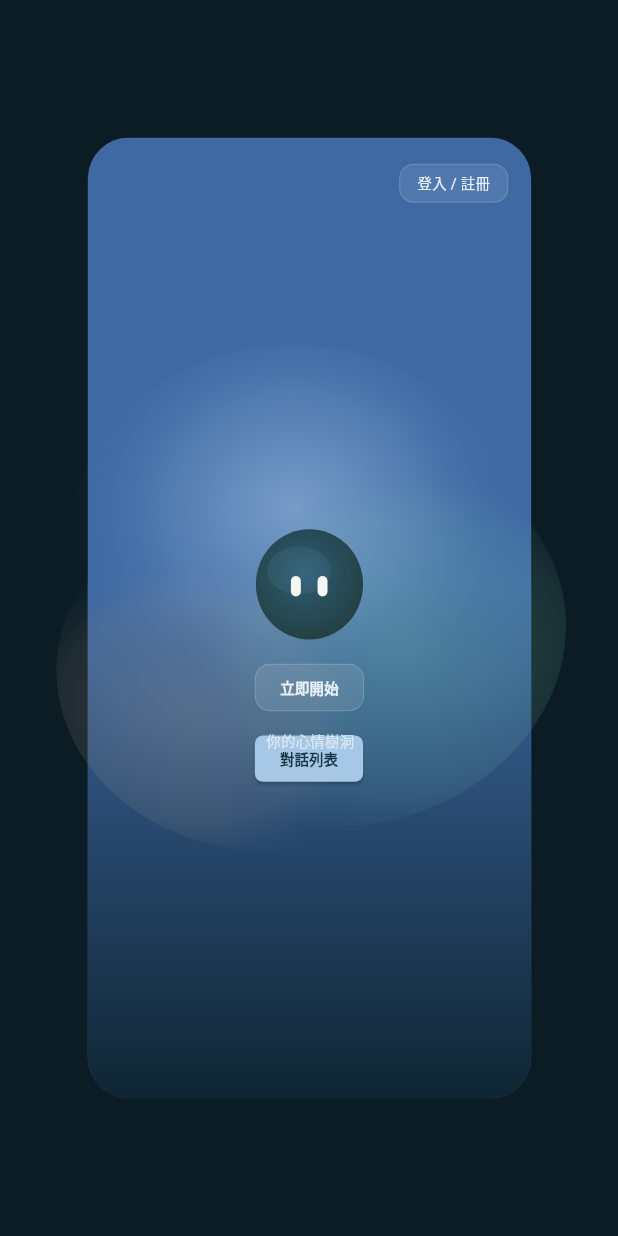
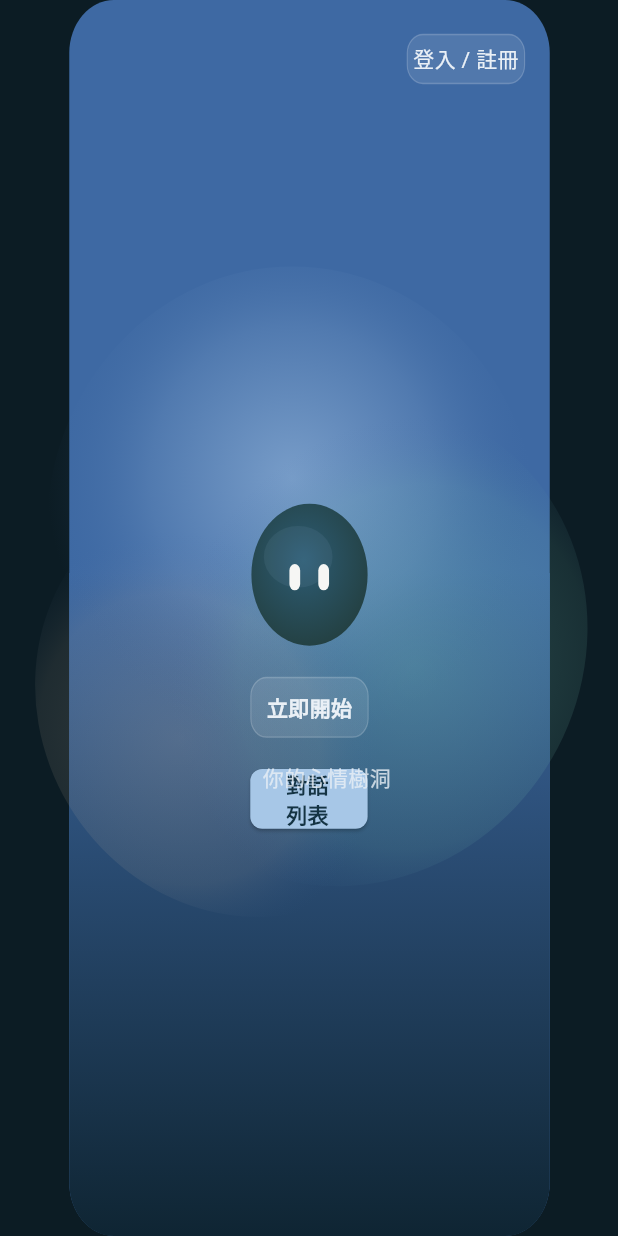
Before and after one commit to leoLii/flutter_application_1, a Flutter app: the screen it shows after launch, on a phone screen of 412 x 824 dp. Run offline on Flutter 3.47's test engine with Material 3 defaults, Android fonts, the phone set to English and light mode, and no system bars; our stand-ins replace flutter_svg, speech_to_text.

Commit message:
Change to relative layout.

```diff
--- a/lib/pages/guest_start_page.dart
+++ b/lib/pages/guest_start_page.dart
@@ -9,59 +9,92 @@ import 'conversation_list_page.dart';
 class GuestStartPage extends StatelessWidget {
   const GuestStartPage({super.key});
 
-  static const double vw = 553.082989;
-  static const double vh = 932.25;
-
-  static const Rect btnLogin = Rect.fromLTWH(364.48291, 26, 105, 37);
-  static const Rect btnStart = Rect.fromLTWH(224.48291, 511, 105, 45);
-  static const double tagX = 235.0;
-  static const double tagY = 589.0;
 
   @override
   Widget build(BuildContext context) {
     return Scaffold(
       backgroundColor: const Color(0xFF0C1C24),
       body: SafeArea(
-        child: Center(
-          child: AspectRatio(
-            aspectRatio: 430 / 932,
-            child: ClipRRect(
-              borderRadius: BorderRadius.circular(28),
-              child: FittedBox(
-                fit: BoxFit.contain,
-                child: SizedBox(
-                  width: vw, height: vh,
-                  child: Stack(
+        child: LayoutBuilder(
+          builder: (context, constraints) {
+            final w = constraints.maxWidth;
+            final h = constraints.maxHeight;
+            return Stack(
               children: [
-                      Positioned.fill(child: SvgPicture.string(homeSvgHasRobot, fit: BoxFit.fill)),
-                      box(btnLogin, const Center(
+                const Positioned.fill(child: _HomeSvgBackground()),
+                Positioned(
+                  left: w * (364.48291/553.082989),
+                  top: h * (26/932.25),
+                  width: w * (105/553.082989),
+                  height: h * (37/932.25),
+                  child: const Center(
                     child: Text('登入 / 註冊',
                         style: TextStyle(fontSize: 14, color: Color(0xFFEAF0F6))),
-                      )),
-                      box(btnLogin, GestureDetector(
+                  ),
+                ),
+                Positioned(
+                  left: w * (364.48291/553.082989),
+                  top: h * (26/932.25),
+                  width: w * (105/553.082989),
+                  height: h * (37/932.25),
+                  child: GestureDetector(
                     behavior: HitTestBehavior.opaque,
                     onTap: () => Navigator.of(context).push(
                       MaterialPageRoute(builder: (_) => const AuthPage()),
                     ),
-                      )),
-                      box(btnStart, const Center(
+                  ),
+                ),
+                Positioned(
+                  left: w * (224.48291/553.082989),
+                  top: h * (511/932.25),
+                  width: w * (105/553.082989),
+                  height: h * (45/932.25),
+                  child: const Center(
                     child: Text('立即開始',
                         style: TextStyle(fontSize: 14, fontWeight: FontWeight.w600, color: Color(0xFFEAF0F6))),
-                      )),
-                      box(btnStart, GestureDetector(
+                  ),
+                ),
+                Positioned(
+                  left: w * (224.48291/553.082989),
+                  top: h * (511/932.25),
+                  width: w * (105/553.082989),
+                  height: h * (45/932.25),
+                  child: GestureDetector(
                     behavior: HitTestBehavior.opaque,
                     onTap: () => Navigator.of(context).push(
                       MaterialPageRoute(builder: (_) => const SessionPage()),
                     ),
-                      )),
-                      // 跳轉到對話列表頁
+                  ),
+                ),
                 Positioned(
-                        left: 224,
-                        top: 580,
-                        child: SizedBox(
-                          width: 105,
-                          height: 45,
-                          child: ElevatedButton(
+                  left: w * (224/553.082989),
+                  top: h * (580/932.25),
+                  width: w * (105/553.082989),
+                  height: h * (45/932.25),
+                  child: const _ConversationListButton(),
+                ),
+                Positioned(
+                  left: w * (235.0/553.082989),
+                  top: h * ((589.0-14)/932.25),
+                  child: const Text(
+                    '你的心情樹洞',
+                    style: TextStyle(fontSize: 14, color: Color(0xCCEAF0F6)),
+                  ),
+                ),
+              ],
+            );
+          },
+        ),
+      ),
+    );
+  }
+}
+
+class _ConversationListButton extends StatelessWidget {
+  const _ConversationListButton();
+  @override
+  Widget build(BuildContext context) {
+    return ElevatedButton(
       style: ElevatedButton.styleFrom(
         backgroundColor: const Color(0xFFA7C7E7),
         foregroundColor: const Color(0xFF143343),
@@ -78,22 +111,13 @@ class GuestStartPage extends StatelessWidget {
         '對話列表',
         style: TextStyle(fontSize: 14, fontWeight: FontWeight.w600),
       ),
-                          ),
-                        ),
-                      ),
-                      const Positioned(
-                        left: tagX, top: tagY - 14,
-                        child: Text('你的心情樹洞',
-                          style: TextStyle(fontSize: 14, color: Color(0xCCEAF0F6))),
-                      ),
-                    ],
-                  ),
-                ),
-              ),
-            ),
-          ),
-        ),
-      ),
     );
   }
 }
+class _HomeSvgBackground extends StatelessWidget {
+  const _HomeSvgBackground();
+  @override
+  Widget build(BuildContext context) {
+    return SvgPicture.string(homeSvgHasRobot, fit: BoxFit.fill);
+  }
+}
```
Also changed, not shown: lib/pages/session_page.dart (+70 -57 lines). Lines whose indentation alone changed are shown as unchanged.
